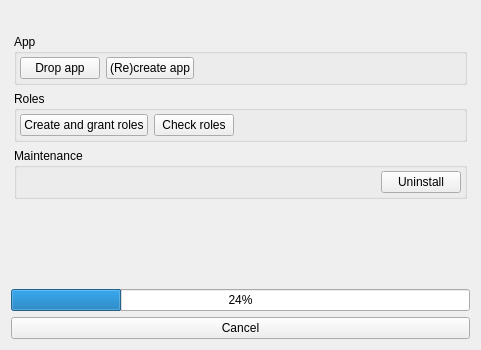
opengisch/oqtopus, file oqtopus/ui/module_widget.ui: the form before one commit.
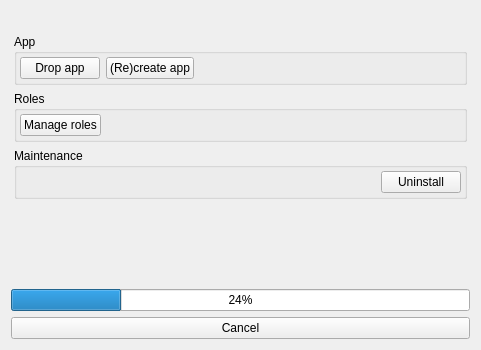
The form after the commit. The open tabs and pages were chosen to show the change.

Commit message: roles management

Patch:
```diff
--- a/oqtopus/ui/module_widget.ui
+++ b/oqtopus/ui/module_widget.ui
@@ -255,17 +255,10 @@
           <property name="bottomMargin">
            <number>3</number>
           </property>
-          <item>
-           <widget class="QPushButton" name="moduleInfo_roles_pushButton">
-            <property name="text">
-             <string>Create and grant roles</string>
-            </property>
-           </widget>
-          </item>
           <item>
            <widget class="QPushButton" name="moduleInfo_check_roles_pushButton">
             <property name="text">
-             <string>Check roles</string>
+             <string>Manage roles</string>
             </property>
            </widget>
           </item>
```
The commit also changes 10 other files.
